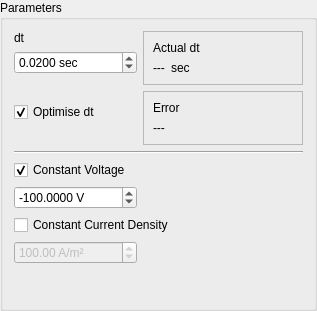
Above: src/inputparameters.ui from hobrasoft/simul6 before the change. Below: the same form after it.
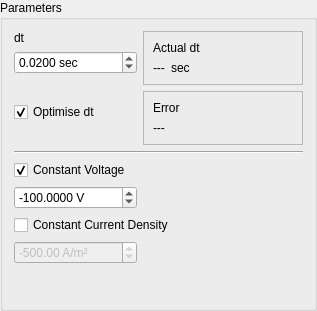
That is the form after the change.

```diff
--- a/src/inputparameters.ui
+++ b/src/inputparameters.ui
@@ -179,7 +179,7 @@
       <double>100000.000000000000000</double>
      </property>
      <property name="value">
-      <double>100.000000000000000</double>
+      <double>-500.000000000000000</double>
      </property>
     </widget>
    </item>
```
